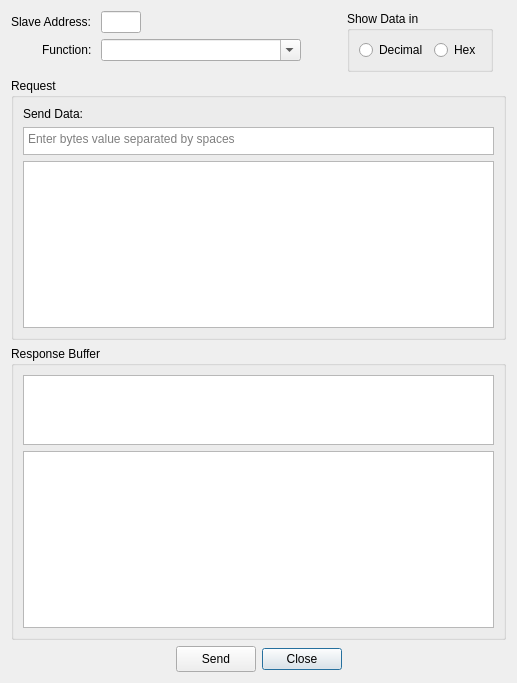
Above: omodscan/dialogs/dialogusermsg.ui from sanny32/OpenModScan before the change. Below: the same form after it.
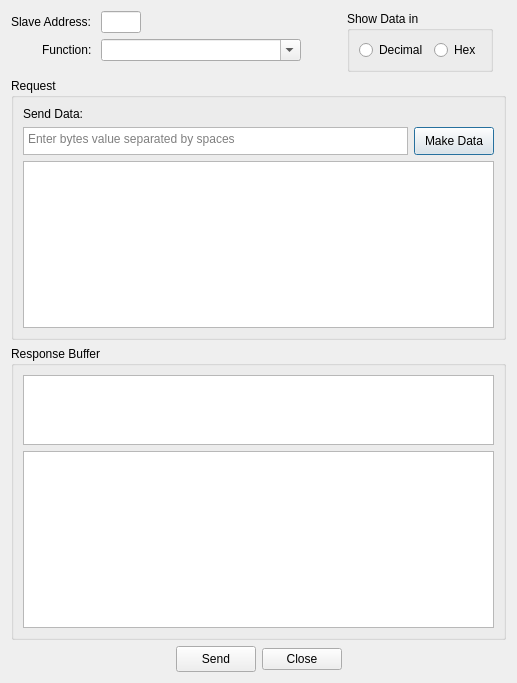
That is the form after the change. Custom widgets are drawn as their Qt base class.

Commit message: Working to redesign user message dialog

What changed in the file:
```diff
--- a/omodscan/dialogs/dialogusermsg.ui
+++ b/omodscan/dialogs/dialogusermsg.ui
@@ -146,6 +146,8 @@
        </widget>
       </item>
       <item>
+       <layout class="QHBoxLayout" name="horizontalLayout_4">
+        <item>
        <widget class="ByteListTextEdit" name="sendData">
         <property name="sizePolicy">
          <sizepolicy hsizetype="Expanding" vsizetype="Fixed">
@@ -175,6 +177,21 @@
          <string>Enter bytes value separated by spaces</string>
         </property>
        </widget>
+        </item>
+        <item>
+         <widget class="QPushButton" name="pushButtonGenerate">
+          <property name="sizePolicy">
+           <sizepolicy hsizetype="Minimum" vsizetype="Preferred">
+            <horstretch>0</horstretch>
+            <verstretch>0</verstretch>
+           </sizepolicy>
+          </property>
+          <property name="text">
+           <string>Make Data</string>
+          </property>
+         </widget>
+        </item>
+       </layout>
       </item>
       <item>
        <widget class="ModbusMessageWidget" name="requestInfo">
```
Lines whose indentation alone changed are shown as unchanged. The commit also changes 6 other files.
